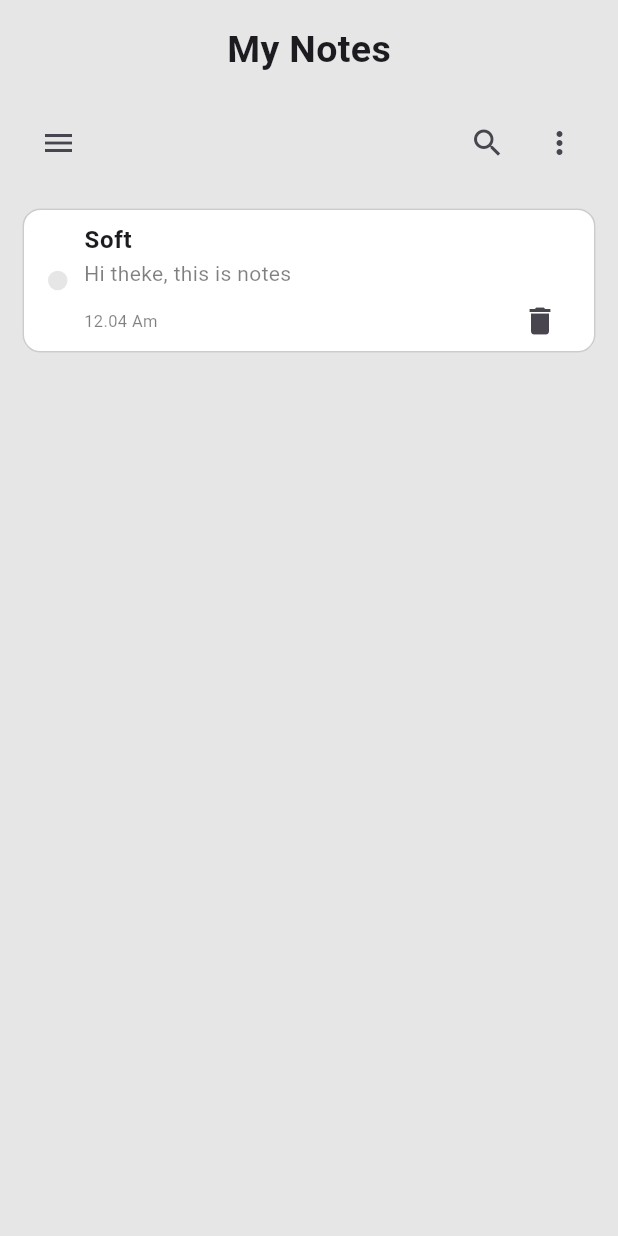
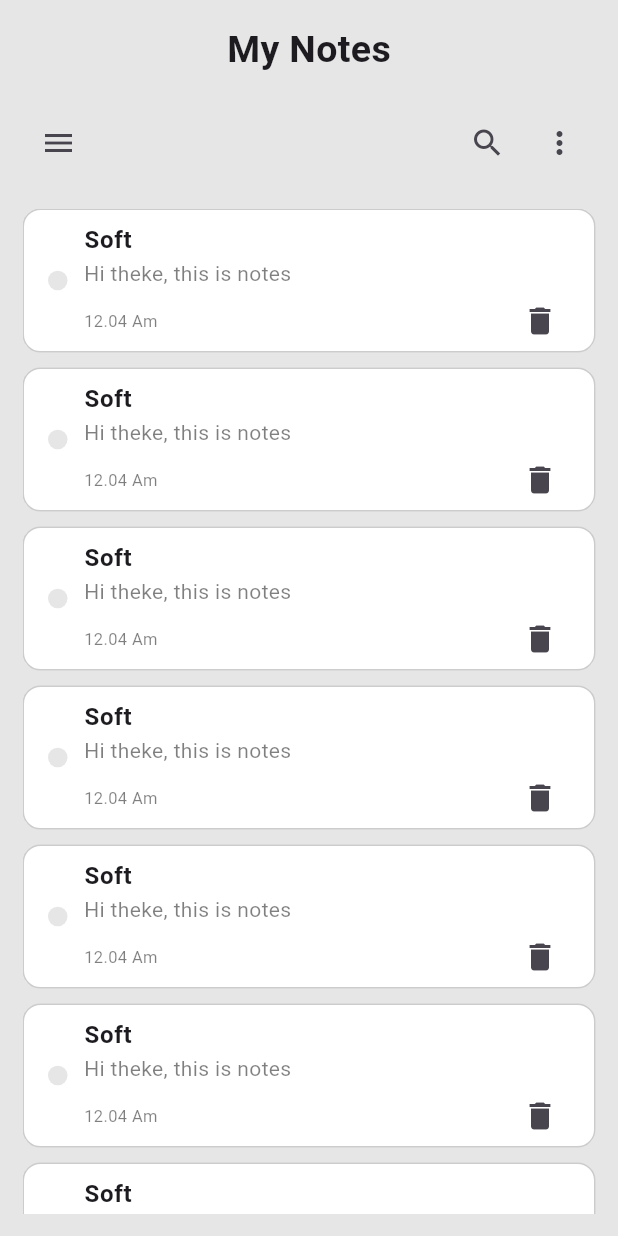
Before and after one commit to Shahin4292/-Caretutors, a Flutter app: the screen it shows after launch, on a phone screen of 412 x 824 dp. Run offline on Flutter 3.47's test engine with Material 3 defaults, Android fonts, the phone set to English and light mode, and no system bars; our stand-ins replace get.

```diff
--- a/lib/pages/HomePage/home_screen.dart
+++ b/lib/pages/HomePage/home_screen.dart
@@ -35,11 +35,15 @@ class _HomeScreenState extends State<HomeScreen> {
                   Row(
                     mainAxisAlignment: MainAxisAlignment.spaceBetween,
                     children: [
-                      IconButton(onPressed: () {}, icon: const Icon(Icons.menu)),
+                      IconButton(
+                          onPressed: () {}, icon: const Icon(Icons.menu)),
                       Row(
                         children: [
-                          IconButton(onPressed: () {}, icon: const Icon(Icons.search)),
-                          IconButton(onPressed: () {}, icon: const Icon(Icons.more_vert)),
+                          IconButton(
+                              onPressed: () {}, icon: const Icon(Icons.search)),
+                          IconButton(
+                              onPressed: () {},
+                              icon: const Icon(Icons.more_vert)),
                         ],
                       )
                     ],
@@ -47,7 +51,20 @@ class _HomeScreenState extends State<HomeScreen> {
                   const SizedBox(
                     height: 20,
                   ),
-                  const CustomSingleNote()
+                  Expanded(child: SingleChildScrollView(
+                    child: Column(
+                      children: [
+                        ListView.builder(
+                          shrinkWrap: true,
+                          primary: false,
+                          itemCount: 10,
+                          itemBuilder: (context, index) {
+                            return const CustomSingleNote();
+                          },
+                        )
+                      ],
+                    ),
+                  ))
                 ],
               ),
             ),
--- a/lib/pages/widget/custom_single_note.dart
+++ b/lib/pages/widget/custom_single_note.dart
@@ -7,6 +7,7 @@ class CustomSingleNote extends StatelessWidget {
   @override
   Widget build(BuildContext context) {
     return Container(
+      margin: const EdgeInsets.only(bottom: 10),
       decoration: BoxDecoration(
         color: Colors.white,
         borderRadius: BorderRadius.circular(12),
@@ -49,8 +50,7 @@ class CustomSingleNote extends StatelessWidget {
                     fontSize: 11,
                   ),
                 ),
-                InkWell(onTap: () {},
-                    child: const Icon(Icons.delete)),
+                InkWell(onTap: () {}, child: const Icon(Icons.delete)),
               ],
             ),
           ],
```
